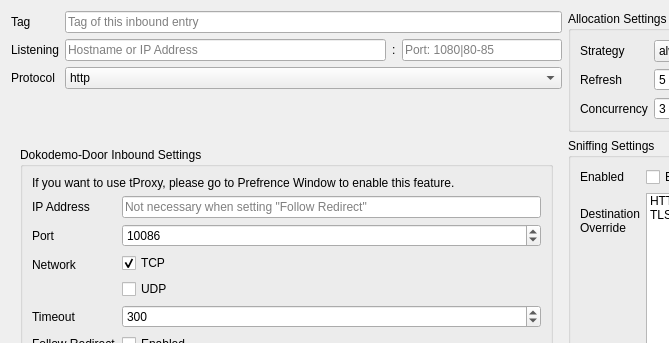
The window that src/ui/w_InboundEditor.ui (darsvador/qvssr) describes before a commit, drawn with Qt 5; both pictures show x 0 to 669 and y 0 to 343 of the 815 by 503 pixel window.
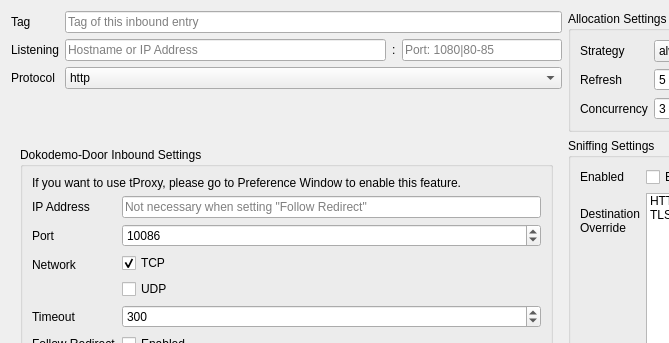
The same window after the commit. The open tabs and pages were chosen to show the change. Icons and pictures are not drawn.

Diff of the .ui file:
```diff
--- a/src/ui/w_InboundEditor.ui
+++ b/src/ui/w_InboundEditor.ui
@@ -702,7 +702,7 @@
           <item row="0" column="0" colspan="2">
            <widget class="QLabel" name="label_30">
             <property name="text">
-             <string>If you want to use tProxy, please go to Prefrence Window to enable this feature.</string>
+             <string>If you want to use tProxy, please go to Preference Window to enable this feature.</string>
             </property>
            </widget>
           </item>
```
